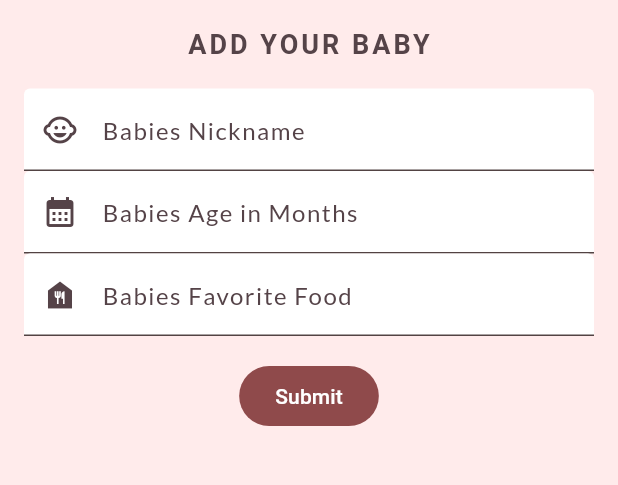
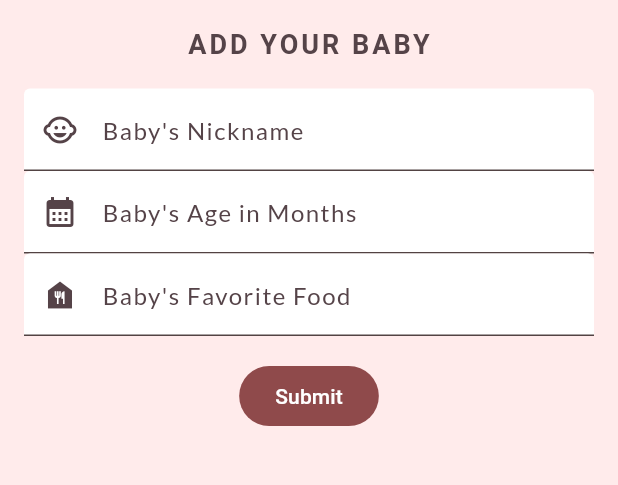
Before and after one commit to Zugim/MoguMogu, a Flutter app: the screen it shows after launch, after a tap on the "add" icon, on a phone screen of 412 x 824 dp, the part 84-569 px from its top. Run offline on Flutter 3.47's test engine with Material 3 defaults, Android fonts, the light colour scheme and no system bars; our stand-ins replace google_fonts; Roboto replaces fonts that are missing (Vollkorn).

Commit message:
feat: implement adding tried food to baby's profile

```diff
--- a/lib/models/baby.dart
+++ b/lib/models/baby.dart
@@ -10,10 +10,11 @@ class Baby {
   final int age;
   final String favouriteFood;
   final int id;
+  List triedFoods = [];
 }
 
 List babies = [
-  Baby(name: "Meisa", age: 9, favouriteFood: "Banana", id: 01),
-  Baby(name: "Kai", age: 12, favouriteFood: "Rice Balls", id: 02),
-  Baby(name: "Mia", age: 4, favouriteFood: "Milk", id: 03),
+  Baby(name: "Meisa", age: 9, favouriteFood: "Banana", id: 1),
+  Baby(name: "Kai", age: 12, favouriteFood: "Rice Balls", id: 2),
+  Baby(name: "Mia", age: 4, favouriteFood: "Milk", id: 3),
 ];
--- a/lib/screens/add_baby/add_baby.dart
+++ b/lib/screens/add_baby/add_baby.dart
@@ -32,16 +32,12 @@ class _AddBabyState extends State<AddBaby> {
       return;
     }
 
-    print(_nameController.text);
-    print(_ageController.text);
-    print(_favFoodController.text);
-
     babies.add(
       Baby(
         name: _nameController.text,
         age: int.parse(_ageController.text),
         favouriteFood: _favFoodController.text,
-        id: 10,
+        id: babies[babies.length - 1].id + 1,
       ),
     );
   }
@@ -66,7 +62,7 @@ class _AddBabyState extends State<AddBaby> {
                   ),
                   decoration: InputDecoration(
                     prefixIcon: Icon(Icons.child_care),
-                    label: StyledText("Babies Nickname"),
+                    label: StyledText("Baby's Nickname"),
                   ),
                 ),
                 TextField(
@@ -76,7 +72,7 @@ class _AddBabyState extends State<AddBaby> {
                   ),
                   decoration: InputDecoration(
                     prefixIcon: Icon(Icons.calendar_month),
-                    label: StyledText("Babies Age in Months"),
+                    label: StyledText("Baby's Age in Months"),
                   ),
                 ),
                 TextField(
@@ -86,7 +82,7 @@ class _AddBabyState extends State<AddBaby> {
                   ),
                   decoration: InputDecoration(
                     prefixIcon: Icon(Icons.food_bank),
-                    label: StyledText("Babies Favorite Food"),
+                    label: StyledText("Baby's Favorite Food"),
                   ),
                 ),
               ],
--- a/lib/screens/babies/babies.dart
+++ b/lib/screens/babies/babies.dart
@@ -1,6 +1,7 @@
 import 'package:flutter/material.dart';
 import 'package:mogu_mogu/models/baby.dart';
 import 'package:mogu_mogu/screens/babies/baby_card.dart';
+import 'package:mogu_mogu/screens/baby_profile/baby_profile.dart';
 import 'package:mogu_mogu/shared/styled_text.dart';
 
 class Babies extends StatefulWidget {
@@ -25,7 +26,17 @@ class _BabiesState extends State<Babies> {
             child: ListView.builder(
               itemCount: babies.length,
               itemBuilder: (_, index) {
-                return BabyCard(babies[index]);
+                return GestureDetector(
+                  onTap: () {
+                    Navigator.push(
+                      context,
+                      MaterialPageRoute(
+                        builder: (context) => BabyProfile(babies[index]),
+                      ),
+                    );
+                  },
+                  child: BabyCard(babies[index]),
+                );
               },
             ),
           ),
--- a/lib/screens/babies/baby_card.dart
+++ b/lib/screens/babies/baby_card.dart
@@ -1,6 +1,5 @@
 import 'package:flutter/material.dart';
 import 'package:mogu_mogu/models/baby.dart';
-import 'package:mogu_mogu/screens/baby_profile/baby_profile.dart';
 import 'package:mogu_mogu/theme.dart';
 
 class BabyCard extends StatelessWidget {
@@ -12,24 +11,12 @@ class BabyCard extends StatelessWidget {
   Widget build(BuildContext context) {
     return Card(
       child: Padding(
-        padding: const EdgeInsets.symmetric(horizontal: 16, vertical: 8),
+        padding: const EdgeInsets.symmetric(horizontal: 16, vertical: 20),
         child: Row(
           children: [
             Text(baby.name),
             Expanded(child: SizedBox()),
-            IconButton(
-              onPressed: () {
-                Navigator.push(
-                  context,
-                  MaterialPageRoute(builder: (context) => BabyProfile(baby)),
-                );
-              },
-              icon: Icon(
-                Icons.arrow_forward,
-                color: AppColors.textColor,
-                size: 16,
-              ),
-            ),
+            Icon(Icons.arrow_forward, color: AppColors.textColor, size: 16),
           ],
         ),
       ),
```
Also changed, not shown: lib/models/tried_food.dart (added, +12 -0 lines), lib/screens/add_food/add_food.dart (added, +46 -0 lines), lib/screens/baby_profile/baby_profile.dart (+40 -11 lines), lib/screens/food/food.dart (+12 -1 lines), lib/screens/food/food_card.dart (+2 -14 lines), lib/screens/food_profile/food_profile.dart (added, +42 -0 lines), pubspec.yaml (+3 -5 lines), assets/img/avatar.png (added).
